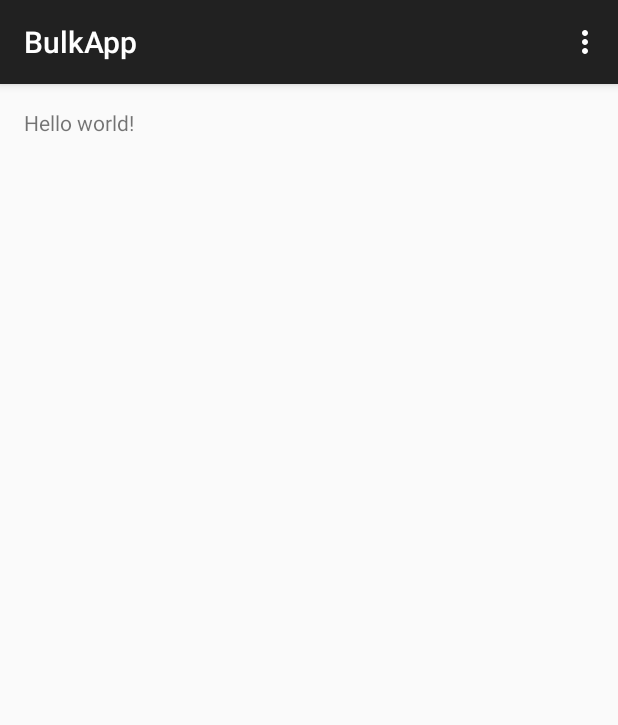
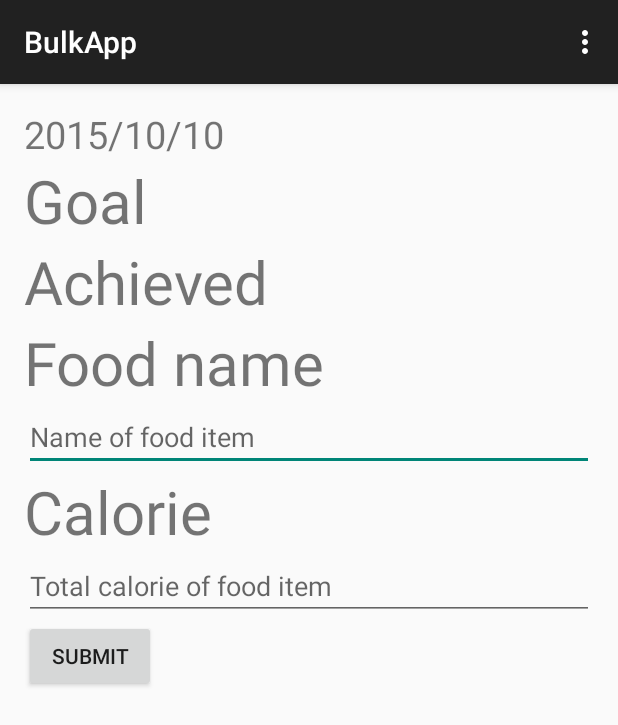
Before and after one commit to andy168chipz/BulkApp, an Android app: the screen it shows after launch (MainActivity), on a phone screen of 412 x 824 dp. Shown: the top 725 px of the screen. Run offline under Robolectric (Android 15) with nearby library versions, the phone set to English and light mode, and no system bars.

Commit message:
initialize fragment

```diff
--- a/app/build.gradle
+++ b/app/build.gradle
@@ -6,7 +6,7 @@ android {
 
     defaultConfig {
         applicationId "com.app.andy.bulkapp"
-        minSdkVersion 10
+        minSdkVersion 11
         targetSdkVersion 23
         versionCode 1
         versionName "1.0"
--- a/app/src/main/java/com/app/andy/bulkapp/MainActivity.java
+++ b/app/src/main/java/com/app/andy/bulkapp/MainActivity.java
@@ -1,5 +1,6 @@
 package com.app.andy.bulkapp;
 
+import android.app.FragmentTransaction;
 import android.support.v7.app.AppCompatActivity;
 import android.os.Bundle;
 import android.view.Menu;
@@ -11,6 +12,9 @@ public class MainActivity extends AppCompatActivity {
 	protected void onCreate(Bundle savedInstanceState) {
 		super.onCreate(savedInstanceState);
 		setContentView(R.layout.activity_main);
+		FragmentTransaction ft = getFragmentManager().beginTransaction();
+		ft.replace(R.id.placeholder, new MainFragment());
+		ft.commit();
 	}
 
 	@Override
--- /dev/null
+++ b/app/src/main/java/com/app/andy/bulkapp/MainFragment.java
@@ -0,0 +1,60 @@
+package com.app.andy.bulkapp;
+
+import android.app.Fragment;
+import android.os.Bundle;
+import android.support.annotation.Nullable;
+import android.view.LayoutInflater;
+import android.view.View;
+import android.view.ViewGroup;
+import android.widget.Button;
+import android.widget.EditText;
+import android.widget.TextView;
+import android.widget.Toast;
+
+import java.text.DateFormat;
+import java.text.SimpleDateFormat;
+import java.util.Date;
+
+/**
+ * This is the main screen of the app, it shows the date, calorie total and achieved
+ * Created by Andy on 9/13/2015.
+ */
+public class MainFragment extends Fragment {
+
+	private Button submit;
+	private EditText foodNameEdit, calorieCountEdit;
+	@Nullable
+	@Override
+	public View onCreateView(LayoutInflater inflater, ViewGroup container, Bundle savedInstanceState) {
+		View view = inflater.inflate(R.layout.main_fragment, container, false);
+		init(view);
+		return view;
+	}
+
+	/**
+	 * Initilize the view
+	 * @param view
+	 */
+	public void init(View view){
+		TextView dateText = (TextView) view.findViewById(R.id.dateTextView);
+		DateFormat format = new SimpleDateFormat("yyyy/MM/dd");
+		dateText.setText(format.format(new Date()));
+		foodNameEdit = (EditText)view.findViewById(R.id.foodEditText);
+		calorieCountEdit = (EditText)view.findViewById(R.id.calEditText);
+		submit = (Button)view.findViewById(R.id.submitButton);
+		submit.setOnClickListener(new View.OnClickListener() {
+			@Override
+			public void onClick(View v) {
+				if(foodNameEdit.getText().toString().equals("") ){
+					Toast.makeText(getActivity().getBaseContext(), "You didn't enter a food name!", Toast.LENGTH_SHORT).show();
+					return;
+				}
+				else if(calorieCountEdit.getText().toString().equals("")){
+					Toast.makeText(getActivity().getBaseContext(), "You didn't enter a calorie count!", Toast.LENGTH_SHORT).show();
+					return;
+				}
+				//do save action here
+			}
+		});
+	}
+}
--- a/app/src/main/res/layout/activity_main.xml
+++ b/app/src/main/res/layout/activity_main.xml
@@ -8,9 +8,10 @@
                 android:paddingBottom="@dimen/activity_vertical_margin"
                 tools:context=".MainActivity">
 
-    <TextView
-        android:text="@string/hello_world"
-        android:layout_width="wrap_content"
-        android:layout_height="wrap_content"/>
+    <FrameLayout
+        android:id="@+id/placeholder"
+        android:layout_width="match_parent"
+        android:layout_height="match_parent">
+    </FrameLayout>
 
 </RelativeLayout>
--- /dev/null
+++ b/app/src/main/res/layout/main_fragment.xml
@@ -0,0 +1,60 @@
+<?xml version="1.0" encoding="utf-8"?>
+<LinearLayout xmlns:android="http://schemas.android.com/apk/res/android"
+              android:orientation="vertical"
+              android:layout_width="match_parent"
+              android:layout_height="match_parent"
+              android:weightSum="1">
+
+    <TextView
+        android:layout_width="match_parent"
+        android:layout_height="wrap_content"
+        android:id="@+id/dateTextView"
+        android:textSize="25sp"/>
+
+    <TextView
+        android:layout_width="wrap_content"
+        android:layout_height="wrap_content"
+        android:text="Goal"
+        android:textSize="40sp"
+        android:id="@+id/goalText"/>
+
+    <TextView
+        android:layout_width="wrap_content"
+        android:layout_height="wrap_content"
+        android:text="Achieved"
+        android:textSize="40sp"
+        android:id="@+id/achieveText"/>
+
+    <TextView
+        android:layout_width="wrap_content"
+        android:layout_height="wrap_content"
+        android:text="Food name"
+        android:id="@+id/foodTextView"
+        android:textSize="40sp"/>
+
+    <EditText
+        android:layout_width="match_parent"
+        android:layout_height="wrap_content"
+        android:id="@+id/foodEditText"
+        android:hint="Name of food item"/>
+
+    <TextView
+        android:layout_width="wrap_content"
+        android:layout_height="wrap_content"
+        android:text="Calorie"
+        android:textSize="40sp"
+        android:id="@+id/calTextView"/>
+
+    <EditText
+        android:layout_width="match_parent"
+        android:layout_height="wrap_content"
+        android:id="@+id/calEditText"
+        android:hint="Total calorie of food item"/>
+
+    <Button
+        android:layout_width="wrap_content"
+        android:layout_height="wrap_content"
+        android:text="Submit"
+        android:id="@+id/submitButton"/>
+
+</LinearLayout>
```
